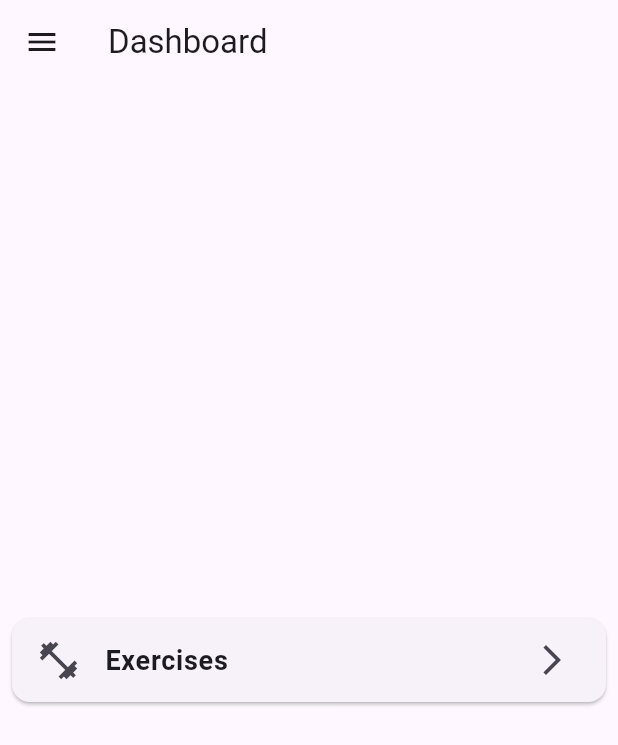
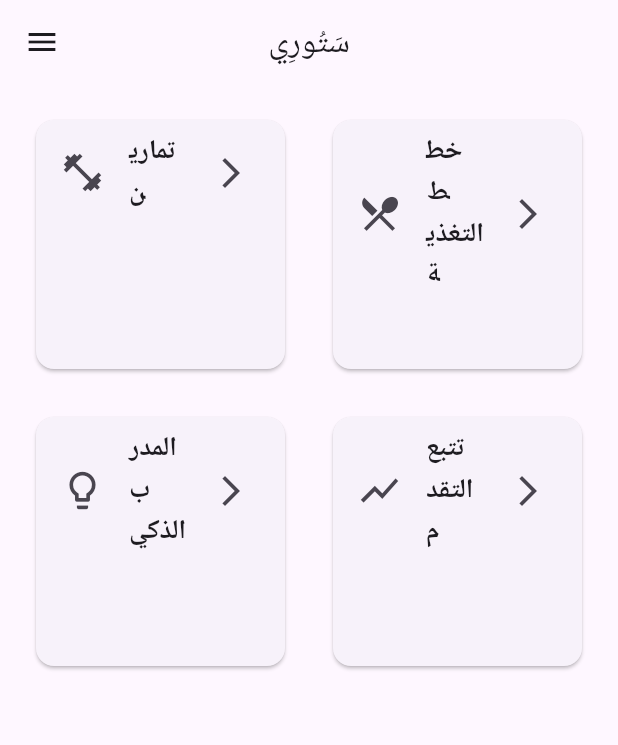
Before and after one commit to smsma2511995-a11y/Fight-app, a Flutter app: the screen it shows after launch, on a phone screen of 412 x 824 dp. Shown: the top 745 px of the screen. Run offline on Flutter 3.47's test engine with Material 3 defaults, Android fonts, the light colour scheme and no system bars; our stand-ins replace fl_chart; missing offline and left inert: integrated_martial_arts_trainer.

Commit message:
Update dashboard_screen.dart

```diff
--- a/lib/screens/dashboard_screen.dart
+++ b/lib/screens/dashboard_screen.dart
@@ -1,5 +1,6 @@
 import 'package:flutter/material.dart';
 
+// تم التأكد من أن هذه المسارات صحيحة بناءً على هيكل مشروعك الناجح
 import 'package:fight_app/widgets/app_drawer.dart';
 import 'package:fight_app/widgets/section_card.dart';
 
@@ -10,19 +11,52 @@ class DashboardScreen extends StatelessWidget {
   Widget build(BuildContext context) {
     return Scaffold(
       appBar: AppBar(
-        title: const Text('Dashboard'),
+        // تم تغيير العنوان ليعكس اسم التطبيق
+        title: const Text('سَتُورِي'),
+        centerTitle: true, // لوضع العنوان في المنتصف
       ),
+
+      // القائمة الجانبية كما هي
       drawer: const AppDrawer(),
-      body: Center(
-        child: SectionCard(
-          title: 'Exercises',
-          icon: Icons.fitness_center,
 
-          // --- هذا هو الإصلاح ---
-          // بدلاً من null، نعطيه دالة فارغة
-          onTap: () {},
-
-        ),
+      // --- هذا هو التعديل الرئيسي ---
+      // استخدمنا GridView لعرض 4 أقسام بشكل جميل
+      body: GridView.count(
+        crossAxisCount: 2, // عمودان في الشبكة
+        padding: const EdgeInsets.all(16.0),
+        crossAxisSpacing: 16.0,
+        mainAxisSpacing: 16.0,
+        children: <Widget>[
+          SectionCard(
+            title: 'تمارين',
+            icon: Icons.fitness_center,
+            onTap: () {
+              // هنا سنضيف لاحقًا الكود للانتقال إلى شاشة التمارين
+              print("Exercises card tapped");
+            },
+          ),
+          SectionCard(
+            title: 'خطط التغذية',
+            icon: Icons.restaurant_menu,
+            onTap: () {
+              print("Diet card tapped");
+            },
+          ),
+          SectionCard(
+            title: 'المدرب الذكي',
+            icon: Icons.lightbulb_outline,
+            onTap: () {
+              print("Coach card tapped");
+            },
+          ),
+          SectionCard(
+            title: 'تتبع التقدم',
+            icon: Icons.show_chart,
+            onTap: () {
+              print("Progress card tapped");
+            },
+          ),
+        ],
       ),
     );
   }
```
